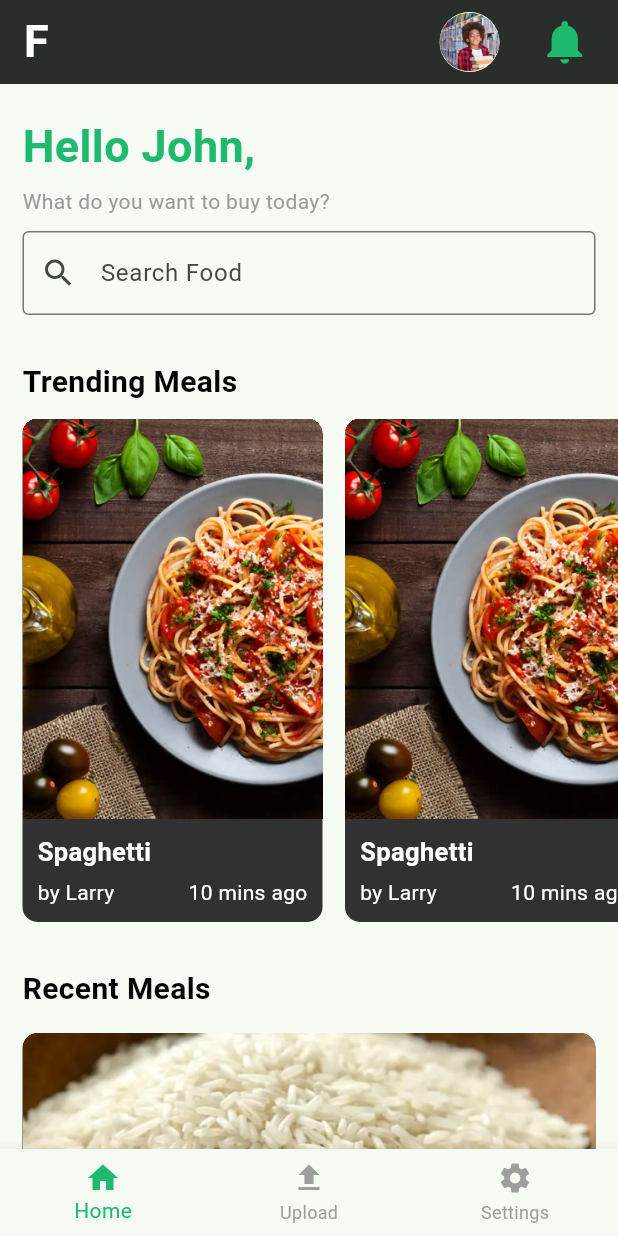
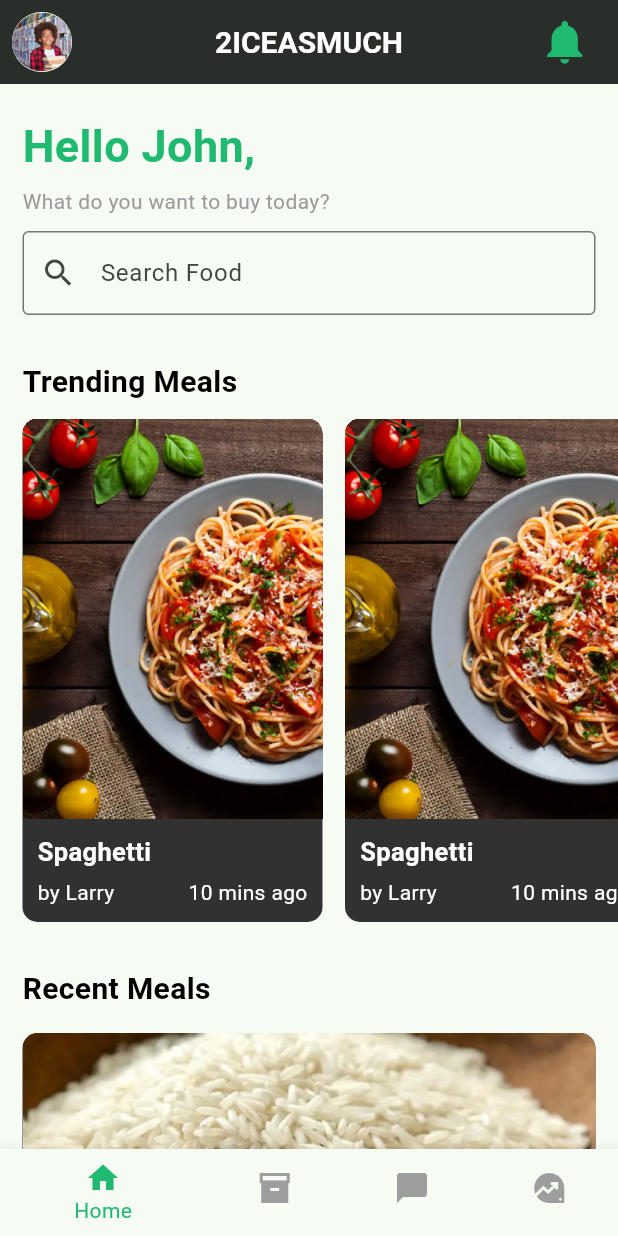
Before and after one commit to EbotProg/Internet-Mobile-Programming, a Flutter app: the HomeScreen screen opened directly, on a phone screen of 412 x 824 dp. Run offline on Flutter 3.47's test engine with Material 2 defaults, Android fonts, the phone set to English and light mode, and no system bars.

Commit message:
linked screens

```diff
--- a/twiceasmuch/lib/main.dart
+++ b/twiceasmuch/lib/main.dart
@@ -1,5 +1,5 @@
 import 'package:flutter/material.dart';
-import 'package:twiceasmuch/screens/list_of_uploads/list_of_uploads.dart';
+import 'package:twiceasmuch/screens/sign_up_screen.dart';
 
 void main() {
   runApp(const MyApp());
@@ -16,7 +16,7 @@ class MyApp extends StatelessWidget {
         colorScheme: ColorScheme.fromSeed(seedColor: const Color(0xff20B970)),
         useMaterial3: true,
       ),
-      home: const ListOfUploads(),
+      home: const SignUpScreen(),
     );
   }
 }
--- a/twiceasmuch/lib/screens/home_screen.dart
+++ b/twiceasmuch/lib/screens/home_screen.dart
@@ -1,7 +1,10 @@
 import 'package:flutter/material.dart';
 import 'package:twiceasmuch/screens/account_screen.dart';
+import 'package:twiceasmuch/screens/chats_screen.dart';
+import 'package:twiceasmuch/screens/list_of_uploads/list_of_uploads.dart';
 import 'package:twiceasmuch/screens/notifications_screen.dart';
 import 'package:twiceasmuch/screens/starter_screen.dart';
+import 'package:twiceasmuch/screens/transactions_screen.dart';
 import 'package:twiceasmuch/screens/upload_food.dart';
 
 class HomeScreen extends StatefulWidget {
@@ -16,7 +19,16 @@ class _HomeScreenState extends State<HomeScreen> {
 
   final screens = [
     const StarterScreen(),
-    const UploadFoodScreen(),
+    const ListOfUploads(),
+    const ChatsScreen(),
+    const TrasactionsScreen(),
+  ];
+
+  final titles = [
+    '2ICEASMUCH',
+    'Inventory',
+    'Chats',
+    'Trasactions',
   ];
 
   @override
@@ -24,16 +36,16 @@ class _HomeScreenState extends State<HomeScreen> {
     return Scaffold(
       appBar: AppBar(
         backgroundColor: const Color(0xff292E2A),
-        title: const Text(
-          'F',
-          style: TextStyle(
+        centerTitle: true,
+        title: Text(
+          titles[index],
+          style: const TextStyle(
             color: Colors.white,
-            fontSize: 30,
+            fontSize: 20,
             fontWeight: FontWeight.bold,
           ),
         ),
-        actions: [
-          IconButton(
+        leading: IconButton(
           icon: const CircleAvatar(
             foregroundImage: AssetImage('assets/Ellipse 4.png'),
           ),
@@ -46,7 +58,7 @@ class _HomeScreenState extends State<HomeScreen> {
           },
           tooltip: 'Account',
         ),
-          const SizedBox(width: 10),
+        actions: [
           IconButton(
             icon: const Icon(
               Icons.notifications,
@@ -66,6 +78,16 @@ class _HomeScreenState extends State<HomeScreen> {
         ],
       ),
       body: screens[index],
+      floatingActionButton: index == 1
+          ? FloatingActionButton(
+              child: const Icon(Icons.upload),
+              onPressed: () {
+                Navigator.of(context).push(MaterialPageRoute(
+                  builder: (c) => const UploadFoodScreen(),
+                ));
+              },
+            )
+          : null,
       bottomNavigationBar: BottomNavigationBar(
         onTap: (index) {
           setState(() {
@@ -80,13 +102,21 @@ class _HomeScreenState extends State<HomeScreen> {
             icon: Icon(Icons.home),
             label: 'Home',
           ),
+          // BottomNavigationBarItem(
+          //   icon: Icon(Icons.upload),
+          //   label: 'Upload',
+          // ),
           BottomNavigationBarItem(
-            icon: Icon(Icons.upload),
-            label: 'Upload',
+            icon: Icon(Icons.inventory_2_sharp),
+            label: 'Inventory',
           ),
           BottomNavigationBarItem(
-            icon: Icon(Icons.settings),
-            label: 'Settings',
+            icon: Icon(Icons.chat_bubble),
+            label: 'Chats',
+          ),
+          BottomNavigationBarItem(
+            icon: Icon(Icons.data_exploration_sharp),
+            label: 'Transactions',
           ),
         ],
       ),
```
Also changed, not shown: twiceasmuch/lib/screens/chats_screen.dart (added, +33 -0 lines), twiceasmuch/lib/screens/list_of_uploads/list_of_uploads.dart (+5 -15 lines), twiceasmuch/lib/screens/messages_screen.dart (added, +153 -0 lines), twiceasmuch/lib/screens/transactions_screen.dart (added, +76 -0 lines), twiceasmuch/lib/screens/upload_food.dart (+23 -13 lines), twiceasmuch/lib/widgets/chat_item_widget.dart (added, +83 -0 lines). Lines whose indentation alone changed are shown as unchanged.
